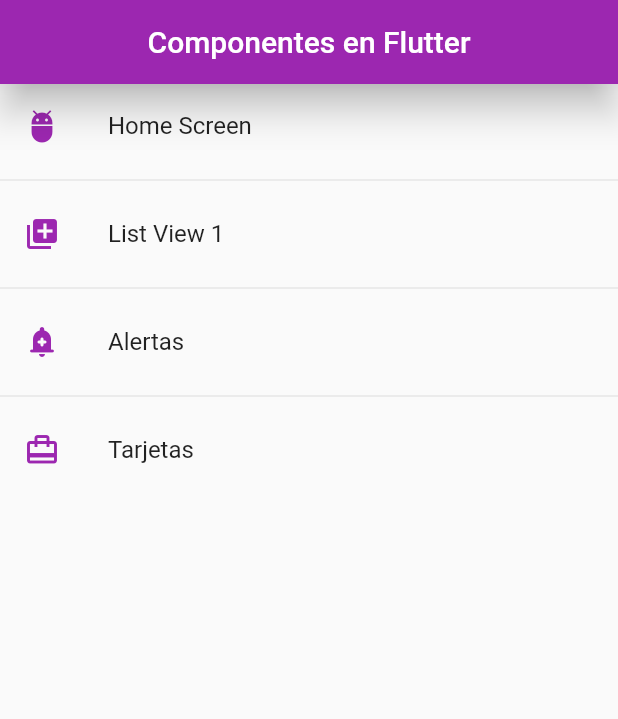
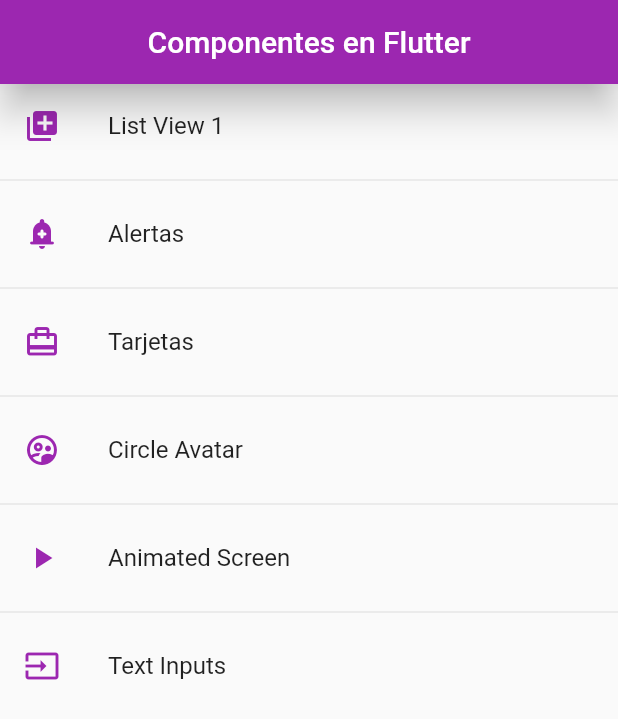
Before and after one commit to jcastroe1000/Flutter_IOS-Android, a Flutter app: the screen it shows after launch, on a phone screen of 412 x 824 dp. Shown: the top 719 px of the screen. Run offline on Flutter 3.47's test engine with Material 2 defaults, Android fonts, the light colour scheme and no system bars.

Commit message:
adding modal and inputs

```diff
--- a/fl_componets/lib/router/app_route.dart
+++ b/fl_componets/lib/router/app_route.dart
@@ -3,17 +3,18 @@
 import 'package:fl_componets/screens/card_screen.dart';
 import 'package:fl_componets/screens/homeScreen.dart';
 import 'package:fl_componets/screens/listview_1_screen.dart';
+import 'package:fl_componets/screens/screens.dart';
 import 'package:flutter/material.dart';
 
 class AppRoute {
   static const initialRoute = 'home';
 
   static final menuOptions = <MenuOption>[
-    MenuOption(
-        route: 'home',
-        name: 'Home Screen',
-        screen: const HomeScreen(),
-        icon: Icons.adb),
+    // MenuOption(
+    //     route: 'home',
+    //     name: 'Home Screen',
+    //     screen: const HomeScreen(),
+    //     icon: Icons.adb),
     MenuOption(
         route: 'listView1',
         name: 'List View 1',
@@ -29,10 +30,26 @@
         name: 'Tarjetas',
         screen: const CardScreen(),
         icon: Icons.card_travel),
+    MenuOption(
+        route: 'avatar',
+        name: 'Circle Avatar',
+        screen: const AvatarScreen(),
+        icon: Icons.supervised_user_circle_outlined),
+    MenuOption(
+        route: 'animated',
+        name: 'Animated Screen',
+        screen: const AnimatedScreen(),
+        icon: Icons.play_arrow),
+    MenuOption(
+        route: 'input',
+        name: 'Text Inputs',
+        screen: const InputsScreen(),
+        icon: Icons.input),
   ];
 
   static Map<String, Widget Function(BuildContext)> getAppRoutes() {
     Map<String, Widget Function(BuildContext)> appRoutes = {};
+    appRoutes.addAll({'home': (BuildContext context) => const HomeScreen()});
     for (final option in menuOptions) {
       appRoutes.addAll({option.route: (BuildContext context) => option.screen});
     }
--- a/fl_componets/lib/screens/alert_screen.dart
+++ b/fl_componets/lib/screens/alert_screen.dart
@@ -27,7 +27,10 @@
             actions: [
               TextButton(
                   onPressed: () => Navigator.pop(context),
-                  child: const Text('Cancelar'))
+                  child: const Text('Cancelar')),
+              TextButton(
+                  onPressed: () => Navigator.pop(context),
+                  child: const Text('OK')),
             ],
           );
         });
--- a/fl_componets/lib/screens/screens.dart
+++ b/fl_componets/lib/screens/screens.dart
@@ -1,3 +1,6 @@
 export 'package:fl_componets/screens/listview_1_screen.dart';
 export 'package:fl_componets/screens/homeScreen.dart';
 export 'package:fl_componets/screens/alert_screen.dart';
+export 'package:fl_componets/screens/avatar_screen.dart';
+export 'package:fl_componets/screens/animated_screen.dart';
+export 'package:fl_componets/screens/inputs_screen.dart';
```
Also changed, not shown: fl_componets/lib/screens/animated_screen.dart (added, +47 -0 lines), fl_componets/lib/screens/avatar_screen.dart (added, +29 -0 lines), fl_componets/lib/screens/inputs_screen.dart (added, +46 -0 lines).
